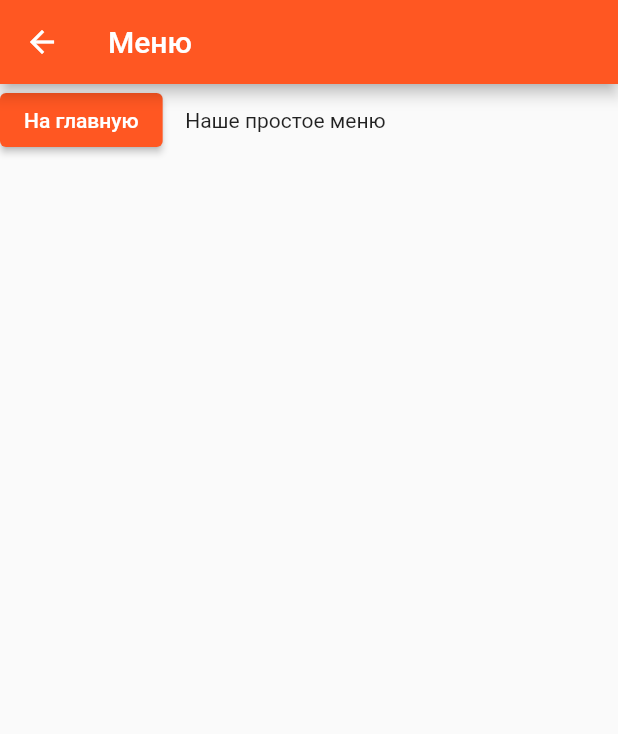
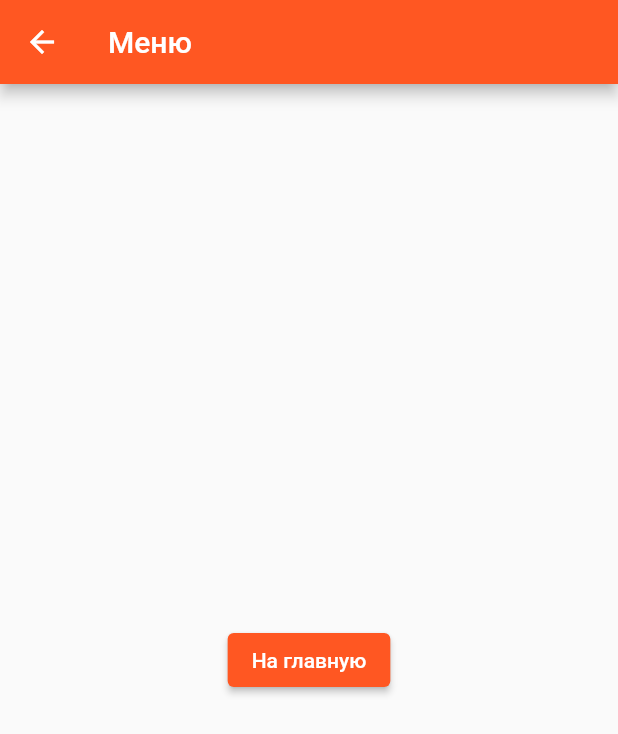
Before and after one commit to Strozer2002/FlutterToDo, a Flutter app: the screen it shows after launch, after a tap on "Перейти в список дел", after a tap on the "menu" icon, on a phone screen of 412 x 824 dp. Shown: the top 734 px of the screen. Run offline on Flutter 3.47's test engine with Material 2 defaults, Android fonts, the phone set to English and light mode, and no system bars.

Commit message:
Доделал список дел

```diff
--- a/lib/pages/home.dart
+++ b/lib/pages/home.dart
@@ -25,7 +25,9 @@ class _HomeState extends State<Home> {
         .push(MaterialPageRoute(builder: (BuildContext context) {
       return Scaffold(
         appBar: AppBar(title: Text("Меню")),
-        body: Row(
+        body: Center(
+          child: Row(
+            mainAxisAlignment: MainAxisAlignment.center,
             children: [
               ElevatedButton(
                   onPressed: () {
@@ -34,9 +36,8 @@ class _HomeState extends State<Home> {
                         context, '/', (route) => false);
                   },
                   child: Text('На главную')),
-            Padding(padding: EdgeInsets.only(left: 15)),
-            Text("Наше простое меню"),
             ],
+          ),
         ),
       );
     }));
--- a/lib/pages/main_screen.dart
+++ b/lib/pages/main_screen.dart
@@ -11,10 +11,12 @@ class MainScreen extends StatelessWidget {
           title: Text('Главная страница'),
           centerTitle: true,
         ),
-      body: Column(
+        body: Center(
+          child: Column(
             children: [
+              Padding(padding: EdgeInsets.only(top: 120)),
               Text(
-            "Main Screen",
+                "Главная страница",
                 style: TextStyle(color: Colors.white),
               ),
               ElevatedButton(
@@ -24,6 +26,6 @@ class MainScreen extends StatelessWidget {
                   child: Text("Перейти в список дел"))
             ],
           ),
-    );
+        ));
   }
 }
```
Lines whose indentation alone changed are shown as unchanged.
